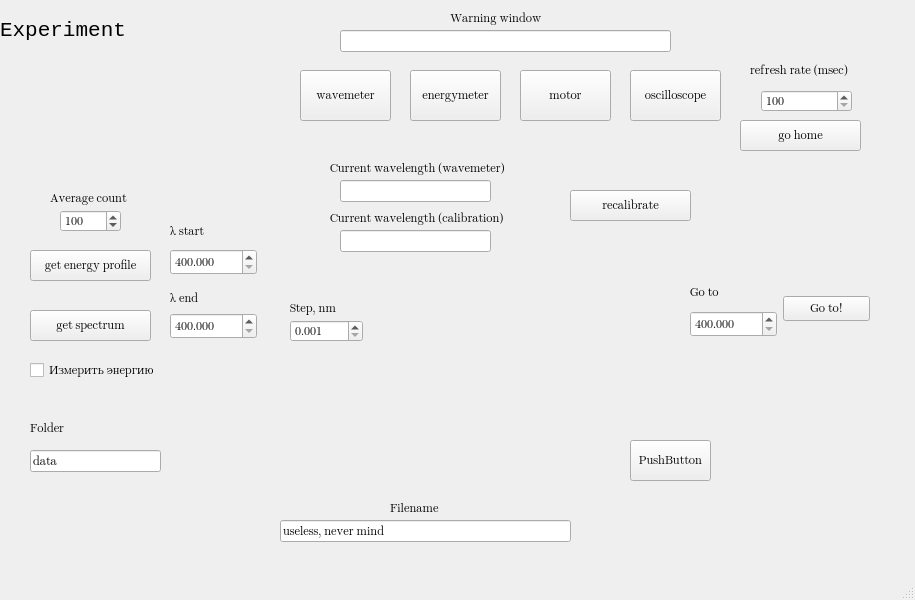
This is gui_window.ui in ethylking/LAZERUI as Qt 5 draws it before an edit. The edited form follows.
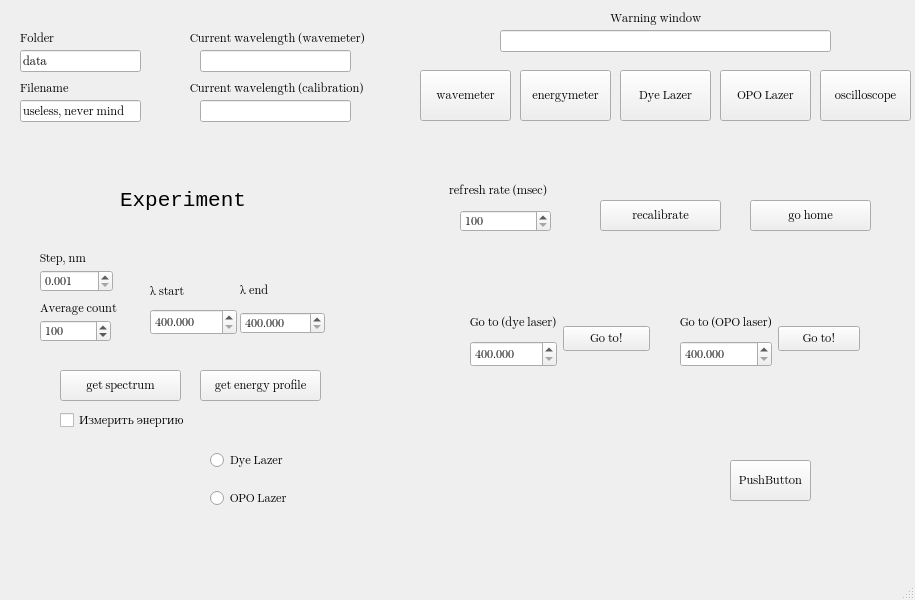
This is the edited form.

Patch:
```diff
--- a/gui_window.ui
+++ b/gui_window.ui
@@ -28,7 +28,7 @@
     </property>
     <property name="geometry">
      <rect>
-      <x>300</x>
+      <x>420</x>
       <y>70</y>
       <width>91</width>
       <height>51</height>
@@ -44,8 +44,8 @@
    <widget class="QLabel" name="label">
     <property name="geometry">
      <rect>
-      <x>0</x>
-      <y>0</y>
+      <x>120</x>
+      <y>170</y>
       <width>161</width>
       <height>61</height>
      </rect>
@@ -63,8 +63,8 @@
    <widget class="QPushButton" name="pushButton">
     <property name="geometry">
      <rect>
-      <x>630</x>
-      <y>440</y>
+      <x>730</x>
+      <y>460</y>
       <width>81</width>
       <height>41</height>
      </rect>
@@ -79,7 +79,7 @@
     </property>
     <property name="geometry">
      <rect>
-      <x>410</x>
+      <x>520</x>
       <y>70</y>
       <width>91</width>
       <height>51</height>
@@ -95,20 +95,20 @@
     </property>
     <property name="geometry">
      <rect>
-      <x>520</x>
+      <x>620</x>
       <y>70</y>
       <width>91</width>
       <height>51</height>
      </rect>
     </property>
     <property name="text">
-     <string>motor</string>
+     <string>Dye Lazer</string>
     </property>
    </widget>
    <widget class="QLineEdit" name="warningWindowLineEdit">
     <property name="geometry">
      <rect>
-      <x>340</x>
+      <x>500</x>
       <y>30</y>
       <width>331</width>
       <height>22</height>
@@ -121,7 +121,7 @@
    <widget class="QLabel" name="label_2">
     <property name="geometry">
      <rect>
-      <x>450</x>
+      <x>610</x>
       <y>10</y>
       <width>121</width>
       <height>16</height>
@@ -137,8 +137,8 @@
     </property>
     <property name="geometry">
      <rect>
-      <x>30</x>
-      <y>250</y>
+      <x>200</x>
+      <y>370</y>
       <width>121</width>
       <height>31</height>
      </rect>
@@ -156,8 +156,8 @@
     </property>
     <property name="geometry">
      <rect>
-      <x>30</x>
-      <y>310</y>
+      <x>60</x>
+      <y>370</y>
       <width>121</width>
       <height>31</height>
      </rect>
@@ -172,9 +172,9 @@
    <widget class="QLineEdit" name="filenameLineEdit">
     <property name="geometry">
      <rect>
-      <x>280</x>
-      <y>520</y>
-      <width>291</width>
+      <x>20</x>
+      <y>100</y>
+      <width>121</width>
       <height>22</height>
      </rect>
     </property>
@@ -185,8 +185,8 @@
    <widget class="QLabel" name="label_5">
     <property name="geometry">
      <rect>
-      <x>390</x>
-      <y>500</y>
+      <x>20</x>
+      <y>80</y>
       <width>101</width>
       <height>16</height>
      </rect>
@@ -198,8 +198,8 @@
    <widget class="QLineEdit" name="wavemeterWavelengthLineEdit">
     <property name="geometry">
      <rect>
-      <x>340</x>
-      <y>180</y>
+      <x>200</x>
+      <y>50</y>
       <width>151</width>
       <height>22</height>
      </rect>
@@ -211,8 +211,8 @@
    <widget class="QLineEdit" name="calibrationWavelengthLineEdit">
     <property name="geometry">
      <rect>
-      <x>340</x>
-      <y>230</y>
+      <x>200</x>
+      <y>100</y>
       <width>151</width>
       <height>22</height>
      </rect>
@@ -224,8 +224,8 @@
    <widget class="QLabel" name="label_6">
     <property name="geometry">
      <rect>
-      <x>750</x>
-      <y>60</y>
+      <x>449</x>
+      <y>180</y>
       <width>131</width>
       <height>21</height>
      </rect>
@@ -237,8 +237,8 @@
    <widget class="QSpinBox" name="refreshRateSpinBox">
     <property name="geometry">
      <rect>
-      <x>761</x>
-      <y>90</y>
+      <x>460</x>
+      <y>210</y>
       <width>91</width>
       <height>22</height>
      </rect>
@@ -256,8 +256,8 @@
    <widget class="QLabel" name="label_7">
     <property name="geometry">
      <rect>
-      <x>290</x>
-      <y>300</y>
+      <x>40</x>
+      <y>250</y>
       <width>71</width>
       <height>16</height>
      </rect>
@@ -269,8 +269,8 @@
    <widget class="QDoubleSpinBox" name="wavelengthStepSpinBox">
     <property name="geometry">
      <rect>
-      <x>290</x>
-      <y>320</y>
+      <x>40</x>
+      <y>270</y>
       <width>73</width>
       <height>22</height>
      </rect>
@@ -294,8 +294,8 @@
    <widget class="QLabel" name="label_8">
     <property name="geometry">
      <rect>
-      <x>330</x>
-      <y>160</y>
+      <x>190</x>
+      <y>30</y>
       <width>221</width>
       <height>16</height>
      </rect>
@@ -307,8 +307,8 @@
    <widget class="QLabel" name="label_9">
     <property name="geometry">
      <rect>
-      <x>330</x>
-      <y>210</y>
+      <x>190</x>
+      <y>80</y>
       <width>221</width>
       <height>16</height>
      </rect>
@@ -323,8 +323,8 @@
     </property>
     <property name="geometry">
      <rect>
-      <x>570</x>
-      <y>190</y>
+      <x>600</x>
+      <y>200</y>
       <width>121</width>
       <height>31</height>
      </rect>
@@ -339,8 +339,8 @@
     </property>
     <property name="geometry">
      <rect>
-      <x>740</x>
-      <y>120</y>
+      <x>750</x>
+      <y>200</y>
       <width>121</width>
       <height>31</height>
      </rect>
@@ -352,46 +352,59 @@
    <widget class="QWidget" name="layoutWidget">
     <property name="geometry">
      <rect>
-      <x>170</x>
-      <y>290</y>
+      <x>240</x>
+      <y>280</y>
       <width>87</width>
-      <height>62</height>
+      <height>71</height>
      </rect>
     </property>
     <layout class="QVBoxLayout" name="verticalLayout">
      <item>
-      <widget class="QLabel" name="label_4">
-       <property name="text">
-        <string>λ end</string>
-       </property>
+      <widget class="QWidget" name="openGLWidget" native="true">
+       <widget class="QDoubleSpinBox" name="wavelengthEndSpinBox">
+        <property name="geometry">
+         <rect>
+          <x>0</x>
+          <y>32</y>
+          <width>85</width>
+          <height>22</height>
+         </rect>
+        </property>
+        <property name="decimals">
+         <number>3</number>
+        </property>
+        <property name="minimum">
+         <double>400.000000000000000</double>
+        </property>
+        <property name="maximum">
+         <double>1000.000000000000000</double>
+        </property>
+        <property name="singleStep">
+         <double>0.001000000000000</double>
+        </property>
+       </widget>
+       <widget class="QLabel" name="label_4">
+        <property name="geometry">
+         <rect>
+          <x>0</x>
+          <y>0</y>
+          <width>85</width>
+          <height>21</height>
+         </rect>
+        </property>
+        <property name="text">
+         <string>λ end</string>
+        </property>
+       </widget>
       </widget>
      </item>
-     <item>
-      <widget class="QDoubleSpinBox" name="wavelengthEndSpinBox">
-       <property name="decimals">
-        <number>3</number>
-       </property>
-       <property name="minimum">
-        <double>400.000000000000000</double>
-       </property>
-       <property name="maximum">
-        <double>1000.000000000000000</double>
-       </property>
-       <property name="singleStep">
-        <double>0.001000000000000</double>
-       </property>
-      </widget>
-     </item>
-     <item>
-      <widget class="QWidget" name="openGLWidget" native="true"/>
-     </item>
     </layout>
    </widget>
    <widget class="QWidget" name="layoutWidget">
     <property name="geometry">
      <rect>
-      <x>170</x>
-      <y>220</y>
+      <x>150</x>
+      <y>280</y>
       <width>87</width>
       <height>55</height>
      </rect>
@@ -428,7 +441,7 @@
     </property>
     <property name="geometry">
      <rect>
-      <x>630</x>
+      <x>820</x>
       <y>70</y>
       <width>91</width>
       <height>51</height>
@@ -444,9 +457,9 @@
    <widget class="QSpinBox" name="averageCountSpinBox">
     <property name="geometry">
      <rect>
-      <x>60</x>
-      <y>210</y>
-      <width>61</width>
+      <x>40</x>
+      <y>320</y>
+      <width>71</width>
       <height>22</height>
      </rect>
     </property>
@@ -463,8 +476,8 @@
    <widget class="QLabel" name="label_11">
     <property name="geometry">
      <rect>
-      <x>50</x>
-      <y>190</y>
+      <x>40</x>
+      <y>300</y>
       <width>101</width>
       <height>16</height>
      </rect>
@@ -476,8 +489,8 @@
    <widget class="QLabel" name="label_12">
     <property name="geometry">
      <rect>
-      <x>30</x>
-      <y>420</y>
+      <x>20</x>
+      <y>30</y>
       <width>101</width>
       <height>16</height>
      </rect>
@@ -489,9 +502,9 @@
    <widget class="QLineEdit" name="folderLineEdit">
     <property name="geometry">
      <rect>
-      <x>30</x>
-      <y>450</y>
-      <width>131</width>
+      <x>20</x>
+      <y>50</y>
+      <width>121</width>
       <height>22</height>
      </rect>
     </property>
@@ -508,8 +521,8 @@
    <widget class="QWidget" name="layoutWidget">
     <property name="geometry">
      <rect>
-      <x>690</x>
-      <y>280</y>
+      <x>470</x>
+      <y>310</y>
       <width>180</width>
       <height>57</height>
      </rect>
@@ -520,7 +533,7 @@
        <item>
         <widget class="QLabel" name="label_10">
          <property name="text">
-          <string>Go to</string>
+          <string>Go to (dye laser)</string>
          </property>
         </widget>
        </item>
@@ -563,8 +576,8 @@
    <widget class="QCheckBox" name="InspecEnergy">
     <property name="geometry">
      <rect>
-      <x>30</x>
-      <y>360</y>
+      <x>60</x>
+      <y>410</y>
       <width>131</width>
       <height>20</height>
      </rect>
@@ -573,6 +586,103 @@
      <string>Измерить энергию</string>
     </property>
    </widget>
+   <widget class="QWidget" name="layoutWidget_2">
+    <property name="geometry">
+     <rect>
+      <x>680</x>
+      <y>310</y>
+      <width>180</width>
+      <height>57</height>
+     </rect>
+    </property>
+    <layout class="QHBoxLayout" name="horizontalLayout_2">
+     <item>
+      <layout class="QVBoxLayout" name="verticalLayout_4">
+       <item>
+        <widget class="QLabel" name="label_13">
+         <property name="text">
+          <string>Go to (OPO laser)</string>
+         </property>
+        </widget>
+       </item>
+       <item>
+        <widget class="QDoubleSpinBox" name="goToSpinBoxSecond">
+         <property name="decimals">
+          <number>3</number>
+         </property>
+         <property name="minimum">
+          <double>400.000000000000000</double>
+         </property>
+         <property name="maximum">
+          <double>700.000000000000000</double>
+         </property>
+         <property name="singleStep">
+          <double>0.001000000000000</double>
+         </property>
+         <property name="value">
+          <double>400.000000000000000</double>
+         </property>
+        </widget>
+       </item>
+      </layout>
+     </item>
+     <item>
+      <widget class="QPushButton" name="goToPushButtonSecond">
+       <property name="enabled">
+        <bool>true</bool>
+       </property>
+       <property name="autoFillBackground">
+        <bool>true</bool>
+       </property>
+       <property name="text">
+        <string>Go to!</string>
+       </property>
+      </widget>
+     </item>
+    </layout>
+   </widget>
+   <widget class="QPushButton" name="motorConnectButtonSecond">
+    <property name="enabled">
+     <bool>true</bool>
+    </property>
+    <property name="geometry">
+     <rect>
+      <x>720</x>
+      <y>70</y>
+      <width>91</width>
+      <height>51</height>
+     </rect>
+    </property>
+    <property name="text">
+     <string>OPO Lazer</string>
+    </property>
+   </widget>
+   <widget class="QWidget" name="verticalLayoutWidget">
+    <property name="geometry">
+     <rect>
+      <x>210</x>
+      <y>440</y>
+      <width>101</width>
+      <height>80</height>
+     </rect>
+    </property>
+    <layout class="QVBoxLayout" name="verticalLayout_5">
+     <item>
+      <widget class="QRadioButton" name="UseDyeLazerRadioButton">
+       <property name="text">
+        <string>Dye Lazer</string>
+       </property>
+      </widget>
+     </item>
+     <item>
+      <widget class="QRadioButton" name="UseOPOLazerRadioButton">
+       <property name="text">
+        <string>OPO Lazer</string>
+       </property>
+      </widget>
+     </item>
+    </layout>
+   </widget>
   </widget>
   <widget class="QMenuBar" name="menubar">
    <property name="geometry">
```
Left out of the diff: 2 changed lines with no effect on the pictures.
